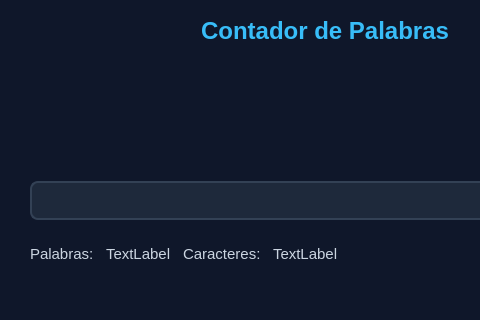
Qt form contadorPalabras.ui (253111974/ContadorPalabrasEACG) before a commit; both pictures show x 0 to 480 and y 130 to 450 of the 650 by 450 pixel window.
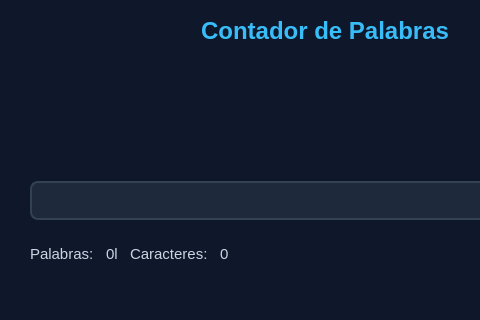
The same form after that commit.

Commit message: se añadieron las funciones de contabilidad

What changed in the file:
```diff
--- a/contadorPalabras.ui
+++ b/contadorPalabras.ui
@@ -71,7 +71,7 @@
       <item>
        <widget class="QLabel" name="tvPalabras">
         <property name="text">
-         <string>TextLabel</string>
+         <string>0l</string>
         </property>
        </widget>
       </item>
@@ -85,7 +85,7 @@
       <item>
        <widget class="QLabel" name="tvCaracteres">
         <property name="text">
-         <string>TextLabel</string>
+         <string>0</string>
         </property>
        </widget>
       </item>
```
The commit also changes 1 other file.
